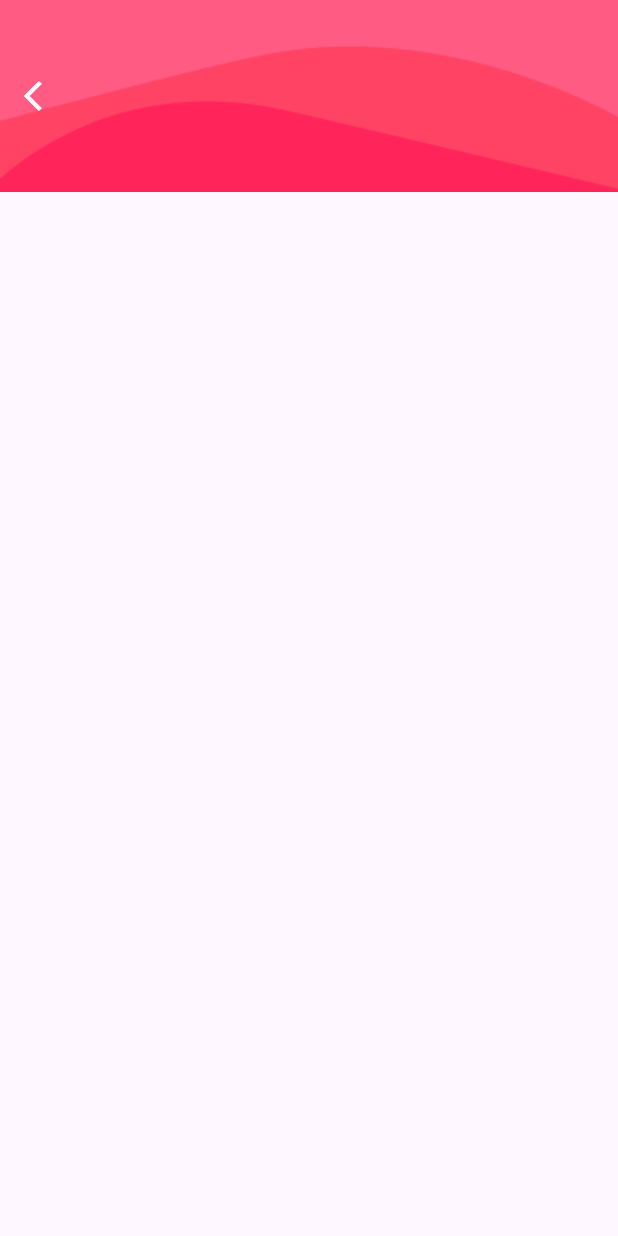
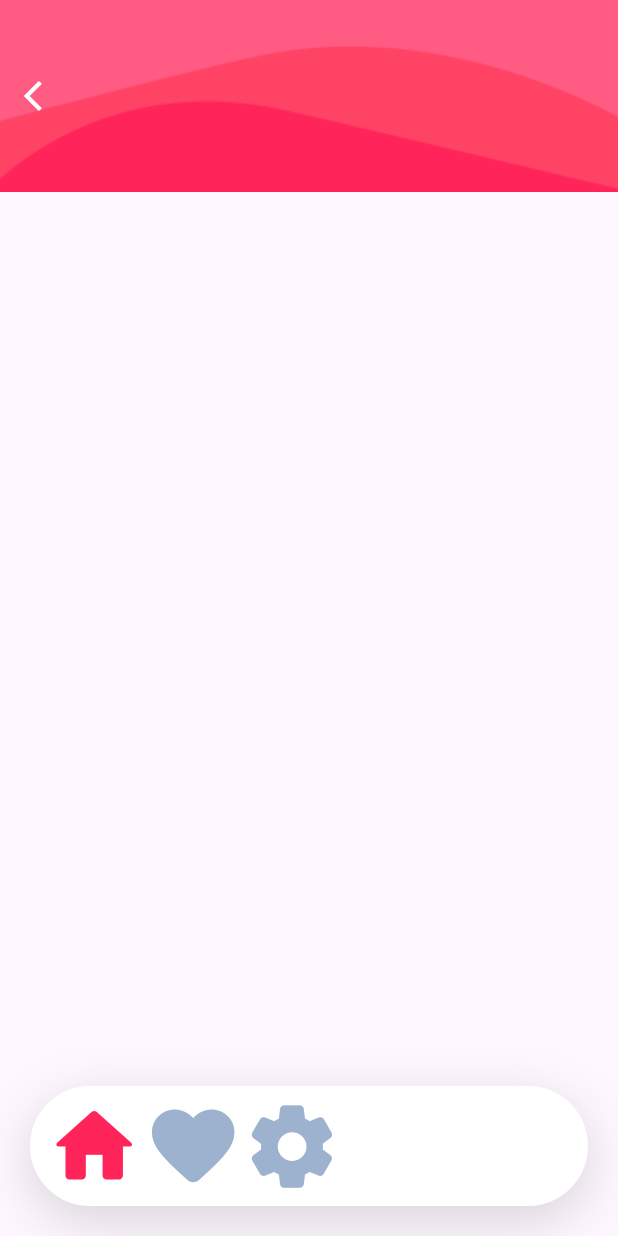
Before and after one commit to MJCantina/MJCantina-mobile-front-en, a Flutter app: the screen it shows after launch, on a phone screen of 412 x 824 dp. Run offline on Flutter 3.47's test engine with Material 3 defaults, Android fonts, the phone set to English and light mode, and no system bars; our stand-ins replace google_fonts.

Commit message:
Commit bottom bar
Bar incompleta

```diff
--- /dev/null
+++ b/lib/common/widgets/bottom_bar/bottombar.dart
@@ -0,0 +1,62 @@
+import 'package:cantina_senai/core/configs/theme/app_colors.dart';
+import 'package:flutter/material.dart';
+
+class Bottombar extends StatefulWidget {
+  @override
+  BottombarState createState() => BottombarState();
+}
+
+class BottombarState extends State<Bottombar> {
+  var currentIndex = 0;
+
+  @override
+  Widget build(BuildContext context) {
+    Size size = MediaQuery.of(context).size;
+    return Container(
+        margin: const EdgeInsets.all(20),
+        height: 80,
+        decoration: BoxDecoration(
+          color: Colors.white,
+          boxShadow: [
+            BoxShadow(
+              color: Colors.black.withOpacity(.15),
+              blurRadius: 30,
+              offset: Offset(0, 10),
+            ),
+          ],
+          borderRadius: BorderRadius.circular(50),
+        ),
+        child: ListView.builder(
+          itemCount: 3,
+          scrollDirection: Axis.horizontal,
+          padding: EdgeInsets.symmetric(horizontal: size.width * .024),
+          itemBuilder: (context, index) => InkWell(
+            onTap: () {
+              setState(
+                () {
+                  currentIndex = index;
+                },
+              );
+            },
+            child: Row(
+              children: [
+                Icon(
+                  listOfIcons[index],
+                  size: size.width * .16,
+                  color: index == currentIndex
+                      ? AppColors.primary
+                      : AppColors.iconColor,
+                ),
+              ],
+            ),
+          ),
+        ),
+      );
+  }
+
+  List<IconData> listOfIcons = [
+    Icons.home_rounded,
+    Icons.favorite_rounded,
+    Icons.settings_rounded,
+  ];
+}
--- a/lib/main.dart
+++ b/lib/main.dart
@@ -1,6 +1,7 @@
 import 'package:cantina_senai/common/widgets/appbar/appbarhome.dart';
 import 'package:cantina_senai/common/widgets/appbar/basicappbar.dart';
 import 'package:cantina_senai/common/widgets/appbar/waveappbar.dart';
+import 'package:cantina_senai/common/widgets/bottom_bar/bottombar.dart';
 import 'package:flutter/material.dart';
 
 
@@ -21,7 +22,8 @@ class _MainPageState extends State<MainPage> {
     return MaterialApp(
       debugShowCheckedModeBanner: false,
       home: Scaffold(
-       appBar: WaveAppbar()
+       appBar: WaveAppbar(),
+       bottomNavigationBar: Bottombar(),
     ));
   }
 }
```
